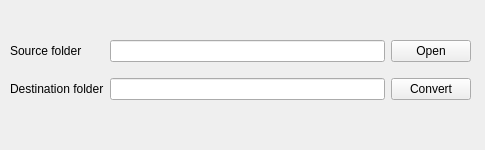
First picture: the form in MainWindow.ui, repository bampoly/cvs2xlsx, before the edit.
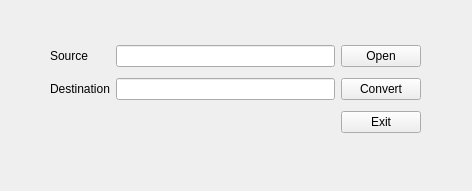
Second picture: the form after the edit.

Commit message:
create User Interface
User interface is created by using QT Designer. Then, pyside-uic is used
to covert MainWindow.ui to MainWindow.py

What changed in the file:
```diff
--- a/MainWindow.ui
+++ b/MainWindow.ui
@@ -2,15 +2,12 @@
 <ui version="4.0">
  <class>MainWindow</class>
  <widget class="QWidget" name="MainWindow">
-  <property name="enabled">
-   <bool>true</bool>
-  </property>
   <property name="geometry">
    <rect>
     <x>0</x>
     <y>0</y>
-    <width>485</width>
-    <height>150</height>
+    <width>472</width>
+    <height>191</height>
    </rect>
   </property>
   <property name="windowTitle">
@@ -19,30 +16,37 @@
   <widget class="QWidget" name="gridLayoutWidget">
    <property name="geometry">
     <rect>
-     <x>10</x>
-     <y>30</y>
-     <width>461</width>
-     <height>80</height>
+     <x>50</x>
+     <y>40</y>
+     <width>371</width>
+     <height>99</height>
     </rect>
    </property>
    <layout class="QGridLayout" name="gridLayout">
-    <item row="0" column="0">
-     <widget class="QLabel" name="sourceFolder_Label">
-      <property name="text">
-       <string>Source folder</string>
-      </property>
-     </widget>
-    </item>
-    <item row="1" column="0">
-     <widget class="QLabel" name="destinationFolder_Label">
-      <property name="text">
-       <string>Destination folder</string>
-      </property>
-     </widget>
-    </item>
     <item row="0" column="1">
      <widget class="QLineEdit" name="sourceFolder_lineEdit"/>
     </item>
+    <item row="0" column="0">
+     <widget class="QLabel" name="source_label">
+      <property name="text">
+       <string>Source</string>
+      </property>
+     </widget>
+    </item>
+    <item row="1" column="0">
+     <widget class="QLabel" name="dist_label">
+      <property name="text">
+       <string>Destination</string>
+      </property>
+     </widget>
+    </item>
+    <item row="1" column="2">
+     <widget class="QPushButton" name="convert_btn">
+      <property name="text">
+       <string>Convert</string>
+      </property>
+     </widget>
+    </item>
     <item row="1" column="1">
      <widget class="QLineEdit" name="destinationFolder_lineEdit"/>
     </item>
@@ -53,10 +57,10 @@
       </property>
      </widget>
     </item>
-    <item row="1" column="2">
-     <widget class="QPushButton" name="Convert_Btn">
+    <item row="2" column="2">
+     <widget class="QPushButton" name="exit_btn">
       <property name="text">
-       <string>Convert</string>
+       <string>Exit</string>
       </property>
      </widget>
     </item>
```
Left out of the diff: 8 changed lines with no effect on the pictures. The commit also changes 3 other files.
